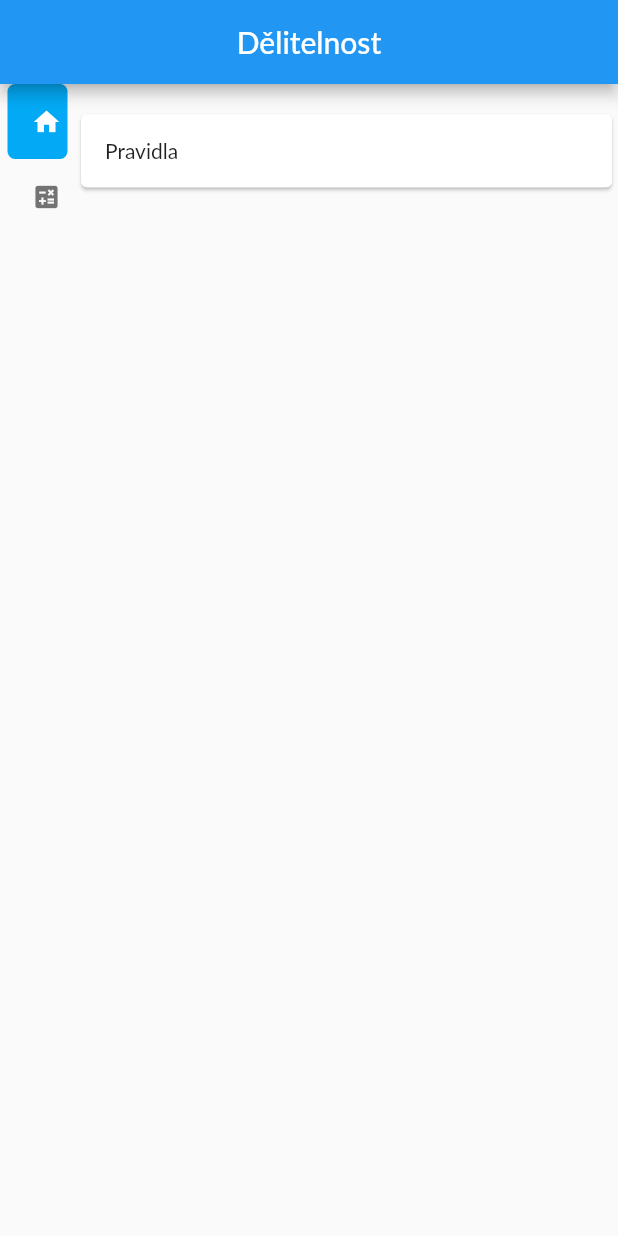
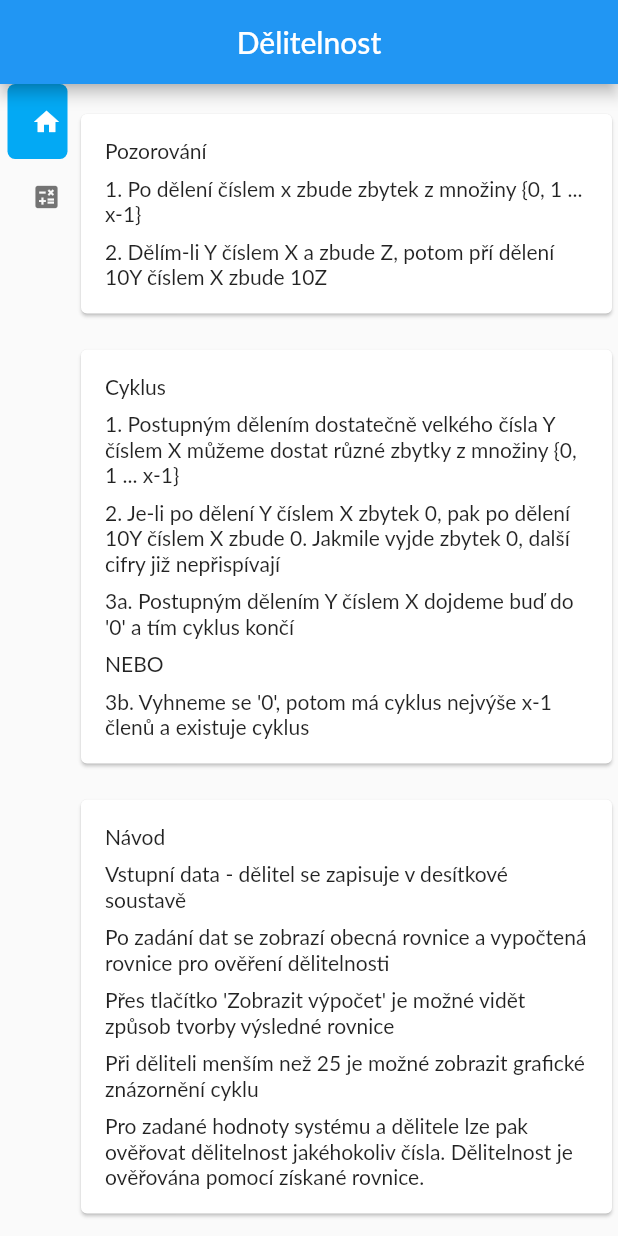
Before and after one commit to Papajik/divisibility, a Flutter app: the screen it shows after launch, on a phone screen of 412 x 824 dp. Run offline on Flutter 3.47's test engine with Material 2 defaults, Android fonts, the phone set to English and light mode, and no system bars; drawn by our look-alikes of easy_sidemenu; our stand-ins replace flutter_riverpod, stack_trace; Roboto replaces fonts that are missing (Lato).

Commit message:
Popisky a návod

```diff
--- a/lib/pages/divisibilityCalculator/divisibilityEquationGenerator.dart
+++ b/lib/pages/divisibilityCalculator/divisibilityEquationGenerator.dart
@@ -49,6 +49,7 @@ class _DivisibilityEquationGeneratorScreenState
         text: ref.read(divisionModelProvider).divider.toString());
     numberSystemController = TextEditingController(
         text: ref.read(divisionModelProvider).system.toString());
+
   }
 
   @override
@@ -136,13 +137,13 @@ class _DivisibilityEquationGeneratorScreenState
 
             if (ref.read(basicFormulaModelProvider.notifier).formula != "")
               FormulaCard(children: [
-                const Text("Základní rovnice"),
+                const Text("Obecná rovnice"),
                 Text(ref.watch(basicFormulaModelProvider)),
               ]),
 
             if (ref.read(divisionFormulaModelProvider.notifier).formula != "")
               FormulaCard(children: [
-                const Text("Výsledná rovnice"),
+                const Text("Výsledná rovnice pro ověření dělitelnosti"),
                 Text(ref.watch(divisionFormulaModelProvider))
               ]),
 
@@ -170,7 +171,7 @@ class _DivisibilityEquationGeneratorScreenState
                                 NetworkGraphPage(divisionModel: divisionModel)),
                       );
                     },
-                    child: const Text('Grafické znázornění'),
+                    child: const Text('Grafické znázornění cyklu'),
                   ),
                 ),
               Padding(
--- a/lib/pages/manual.dart
+++ b/lib/pages/manual.dart
@@ -14,7 +14,80 @@ class _ManualScreenState extends State<ManualScreen> {
     return Column(
       children: const [
         FormulaCard(
-          children: [Text('Pravidla')],
+          children: [
+            Text('Pozorování'),
+            Padding(
+              padding: EdgeInsets.only(top: 8.0),
+              child: Text(
+                  "1. Po dělení číslem x zbude zbytek z množiny {0, 1 ... x-1}"),
+            ),
+            Padding(
+              padding: EdgeInsets.only(top: 8.0),
+              child: Text(
+                  "2. Dělím-li Y číslem X a zbude Z, potom pří dělení 10Y číslem X zbude 10Z"),
+            ),
+          ],
+        ),
+        FormulaCard(
+          children: [
+            Text('Cyklus'),
+            Padding(
+              padding: EdgeInsets.only(top: 8.0),
+              child: Text(
+                  "1. Postupným dělením dostatečně velkého čísla Y číslem X můžeme dostat různé zbytky z množiny {0, 1 ... x-1}"),
+            ),
+            Padding(
+              padding: EdgeInsets.only(top: 8.0),
+              child: Text(
+                  "2. Je-li po dělení Y číslem X zbytek 0, pak po dělení 10Y "
+                  "číslem X zbude 0. Jakmile vyjde zbytek 0, další cifry již nepřispívají"),
+            ),
+            Padding(
+              padding: EdgeInsets.only(top: 8.0),
+              child: Text(
+                  "3a. Postupným dělením Y číslem X dojdeme buď do '0' a tím cyklus končí"),
+            ),
+            Padding(
+              padding: EdgeInsets.only(top: 8.0),
+              child: Text("NEBO"),
+            ),
+            Padding(
+              padding: EdgeInsets.only(top: 8.0),
+              child: Text(
+                  "3b. Vyhneme se '0', potom má cyklus nejvýše x-1 členů a existuje cyklus"),
+            ),
+          ],
+        ),
+        FormulaCard(
+          children: [
+            Text('Návod'),
+            Padding(
+              padding: EdgeInsets.only(top: 8.0),
+              child: Text(
+                  "Vstupní data - dělitel se zapisuje v desítkové soustavě"),
+            ),
+            Padding(
+              padding: EdgeInsets.only(top: 8.0),
+              child: Text(
+                  "Po zadání dat se zobrazí obecná rovnice a vypočtená rovnice pro ověření dělitelnosti"),
+            ),
+            Padding(
+              padding: EdgeInsets.only(top: 8.0),
+              child: Text(
+                  "Přes tlačítko 'Zobrazit výpočet' je možné vidět způsob tvorby výsledné rovnice"),
+            ),
+            Padding(
+              padding: EdgeInsets.only(top: 8.0),
+              child: Text(
+                  "Při děliteli menším než 25 je možné zobrazit grafické znázornění cyklu"),
+            ),
+            Padding(
+              padding: EdgeInsets.only(top: 8.0),
+              child: Text(
+                  "Pro zadané hodnoty systému a dělitele lze pak ověřovat dělitelnost jakéhokoliv čísla. "
+                      "Dělitelnost je ověřována pomocí získané rovnice."),
+            ),
+          ],
         )
       ],
     );
```
